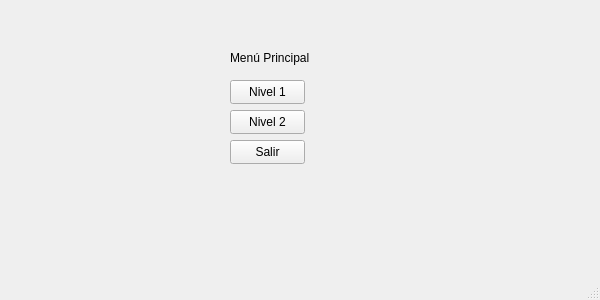
Before: the Qt Designer form Juego2/Juego/menu.ui in Jans-Ar/ProyectoFinal_Info2, drawn with Qt 5.
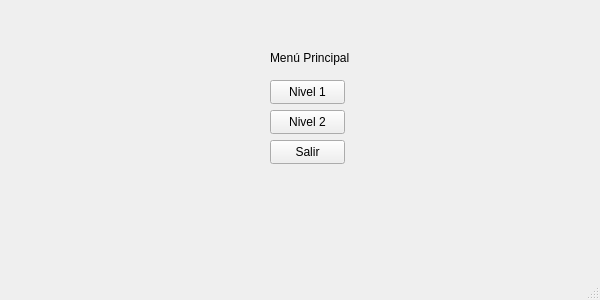
After: the same form once the commit is applied.

Commit message: Se Cambio el fonod del Menu y la disposicion de los botones

Patch:
```diff
--- a/Juego2/Juego/menu.ui
+++ b/Juego2/Juego/menu.ui
@@ -17,7 +17,7 @@
    <widget class="QPushButton" name="btnN1">
     <property name="geometry">
      <rect>
-      <x>230</x>
+      <x>270</x>
       <y>80</y>
       <width>75</width>
       <height>24</height>
@@ -30,7 +30,7 @@
    <widget class="QPushButton" name="btnN2">
     <property name="geometry">
      <rect>
-      <x>230</x>
+      <x>270</x>
       <y>110</y>
       <width>75</width>
       <height>24</height>
@@ -43,7 +43,7 @@
    <widget class="QPushButton" name="btnSalir">
     <property name="geometry">
      <rect>
-      <x>230</x>
+      <x>270</x>
       <y>140</y>
       <width>75</width>
       <height>24</height>
@@ -56,7 +56,7 @@
    <widget class="QLabel" name="label">
     <property name="geometry">
      <rect>
-      <x>230</x>
+      <x>270</x>
       <y>50</y>
       <width>91</width>
       <height>16</height>
```
The commit also changes 1 other file.
